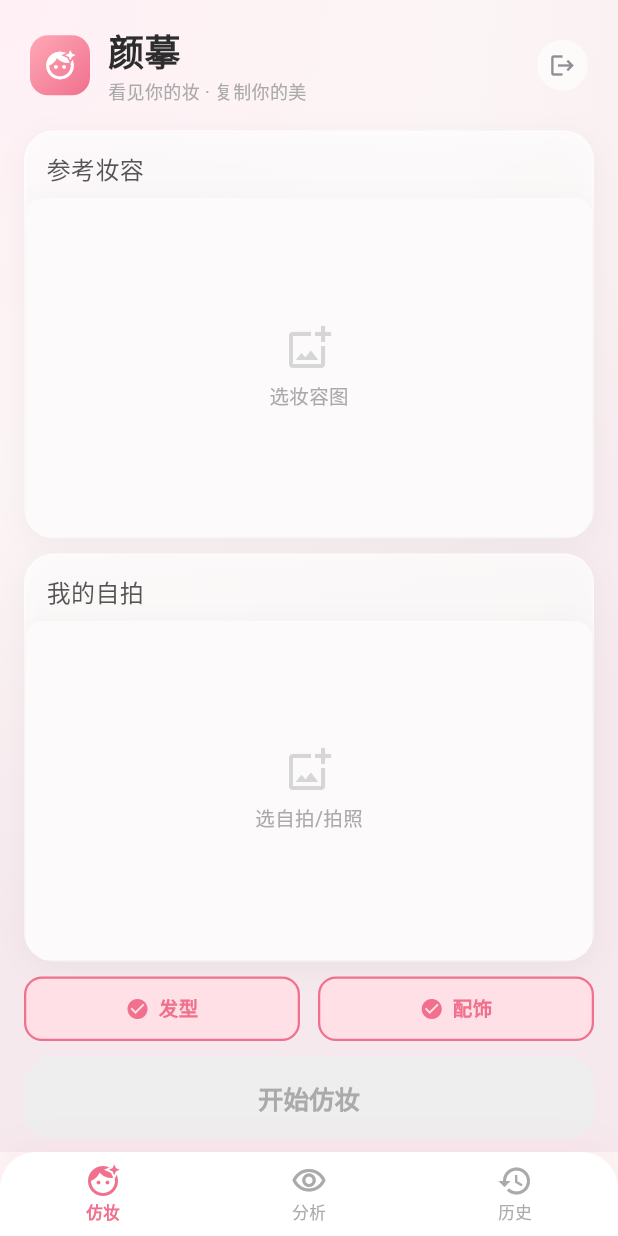
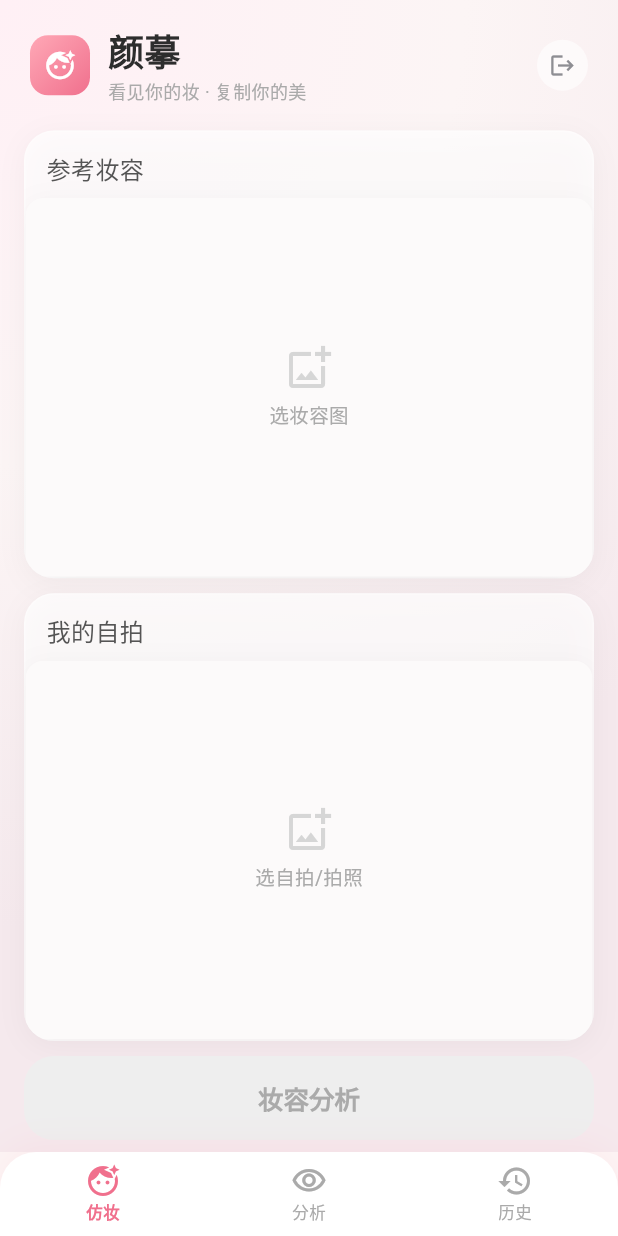
Before and after one commit to vanhci/facematch, a Flutter app: the screen it shows once a user with an empty profile is signed in, on a phone screen of 412 x 824 dp. Run offline on Flutter 3.47's test engine with Material 3 defaults, Android fonts, the phone set to English and light mode, and no system bars; our stand-ins replace dio, image_gallery_saver, image_picker, share_plus, supabase_flutter; accounts and stored records are empty; network calls fail.

Commit message:
feat: 分析页整合勾选项+导航按钮+动态prompt

```diff
--- a/lib/screens/home_screen.dart
+++ b/lib/screens/home_screen.dart
@@ -4,7 +4,6 @@ import 'package:image_picker/image_picker.dart';
 import 'package:provider/provider.dart';
 import '../providers/match_provider.dart';
 import '../theme/app_theme.dart';
-import 'result_screen.dart';
 import 'analysis_screen.dart';
 
 class HomeScreen extends StatefulWidget {
@@ -15,9 +14,6 @@ class HomeScreen extends StatefulWidget {
 }
 
 class _HomeScreenState extends State<HomeScreen> {
-  bool _applyHairstyle = true;
-  bool _applyAccessories = true;
-
   Future<void> _runMatch(BuildContext context, MatchProvider provider) async {
     final nav = Navigator.of(context);
     await provider.analyzeOnly();
@@ -201,23 +197,6 @@ class _HomeScreenState extends State<HomeScreen> {
                             ),
                           ),
                           const SizedBox(height: 10),
-                          // Toggle options
-                          Row(
-                            children: [
-                              _buildToggle(
-                                '发型',
-                                _applyHairstyle,
-                                (v) => setState(() => _applyHairstyle = v),
-                              ),
-                              const SizedBox(width: 12),
-                              _buildToggle(
-                                '配饰',
-                                _applyAccessories,
-                                (v) => setState(() => _applyAccessories = v),
-                              ),
-                            ],
-                          ),
-                          const SizedBox(height: 10),
                           // Button
                           _buildMatchButton(context, provider),
                           if (provider.error != null) ...[
@@ -232,46 +211,6 @@ class _HomeScreenState extends State<HomeScreen> {
                       ),
                     );
                   },
-                ),
-              ),
-            ],
-          ),
-        ),
-      ),
-    );
-  }
-
-  Widget _buildToggle(String label, bool value, ValueChanged<bool> onChanged) {
-    return Expanded(
-      child: GestureDetector(
-        onTap: () => onChanged(!value),
-        child: Container(
-          padding: const EdgeInsets.symmetric(vertical: 10, horizontal: 14),
-          decoration: BoxDecoration(
-            color: value
-                ? AppColors.primary100
-                : Colors.white.withValues(alpha: 0.7),
-            borderRadius: BorderRadius.circular(AppRadius.iconBg),
-            border: Border.all(
-              color: value ? AppColors.primary : AppColors.neutral300,
-              width: value ? 1.5 : 1,
-            ),
-          ),
-          child: Row(
-            mainAxisAlignment: MainAxisAlignment.center,
-            children: [
-              Icon(
-                value ? Icons.check_circle : Icons.circle_outlined,
-                size: 16,
-                color: value ? AppColors.primary : AppColors.neutral400,
-              ),
-              const SizedBox(width: 6),
-              Text(
-                label,
-                style: TextStyle(
-                  fontSize: 13,
-                  fontWeight: value ? FontWeight.w600 : FontWeight.w400,
-                  color: value ? AppColors.primary : AppColors.neutral500,
                 ),
               ),
             ],
@@ -353,7 +292,7 @@ class _HomeScreenState extends State<HomeScreen> {
           ),
         ),
         child: const Text(
-          '开始仿妆',
+          '妆容分析',
           style: TextStyle(fontSize: 17, fontWeight: FontWeight.w600),
         ),
       ),
--- a/pubspec.yaml
+++ b/pubspec.yaml
@@ -1,7 +1,7 @@
 name: facematch
 description: "FaceMatch - 看见你的妆，复制你的美"
 publish_to: 'none'
-version: 1.0.0+51
+version: 1.0.0+52
 
 environment:
   sdk: ^3.11.4
```
Also changed, not shown: lib/screens/analysis_screen.dart (+26 -32 lines).
